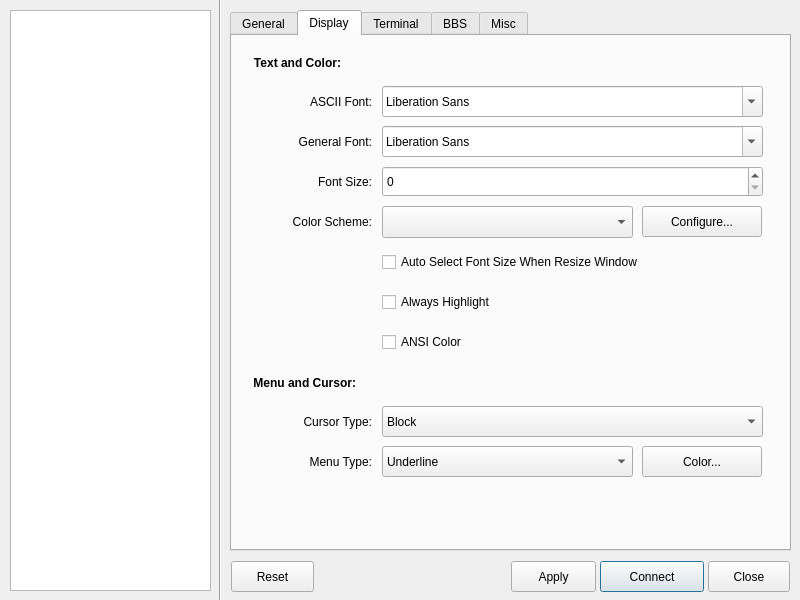
Before: the Qt Designer form src/ui/addrdialog.ui in adaptee/qterm-hack, drawn with Qt 5.
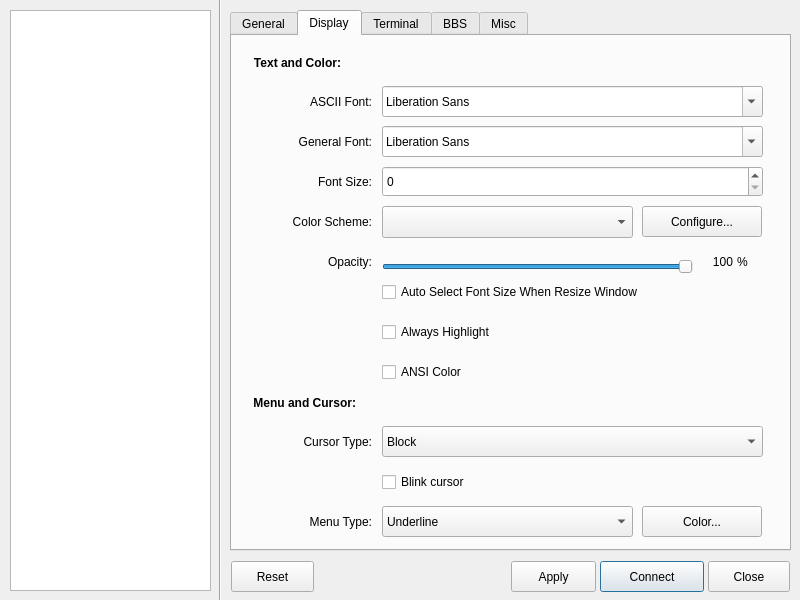
After: the same form once the commit is applied. The open tabs and pages were chosen to show the change.

Commit message: Add options to change the opacity and enable/disable blinking cursor

Diff of the .ui file:
```diff
--- a/src/ui/addrdialog.ui
+++ b/src/ui/addrdialog.ui
@@ -462,7 +462,7 @@
      <property name="geometry">
       <rect>
        <x>150</x>
-       <y>210</y>
+       <y>240</y>
        <width>371</width>
        <height>32</height>
       </rect>
@@ -481,7 +481,7 @@
      <property name="geometry">
       <rect>
        <x>150</x>
-       <y>290</y>
+       <y>320</y>
        <width>371</width>
        <height>32</height>
       </rect>
@@ -494,7 +494,7 @@
      <property name="geometry">
       <rect>
        <x>150</x>
-       <y>250</y>
+       <y>280</y>
        <width>371</width>
        <height>32</height>
       </rect>
@@ -507,7 +507,7 @@
      <property name="geometry">
       <rect>
        <x>0</x>
-       <y>370</y>
+       <y>390</y>
        <width>140</width>
        <height>32</height>
       </rect>
@@ -526,7 +526,7 @@
      <property name="geometry">
       <rect>
        <x>150</x>
-       <y>370</y>
+       <y>390</y>
        <width>381</width>
        <height>31</height>
       </rect>
@@ -551,7 +551,7 @@
      <property name="geometry">
       <rect>
        <x>0</x>
-       <y>410</y>
+       <y>470</y>
        <width>140</width>
        <height>32</height>
       </rect>
@@ -570,7 +570,7 @@
      <property name="geometry">
       <rect>
        <x>150</x>
-       <y>410</y>
+       <y>470</y>
        <width>251</width>
        <height>31</height>
       </rect>
@@ -595,7 +595,7 @@
      <property name="geometry">
       <rect>
        <x>410</x>
-       <y>410</y>
+       <y>470</y>
        <width>120</width>
        <height>31</height>
       </rect>
@@ -649,7 +649,7 @@
      <property name="geometry">
       <rect>
        <x>10</x>
-       <y>330</y>
+       <y>350</y>
        <width>521</width>
        <height>34</height>
       </rect>
@@ -824,6 +824,95 @@
       <string>Configure...</string>
      </property>
     </widget>
+    <widget class="QLabel" name="TextLabel3_23">
+     <property name="geometry">
+      <rect>
+       <x>0</x>
+       <y>210</y>
+       <width>140</width>
+       <height>32</height>
+      </rect>
+     </property>
+     <property name="text">
+      <string>Opacity:</string>
+     </property>
+     <property name="alignment">
+      <set>Qt::AlignRight|Qt::AlignTrailing|Qt::AlignVCenter</set>
+     </property>
+     <property name="buddy">
+      <cstring>schemeComboBox</cstring>
+     </property>
+    </widget>
+    <widget class="QSlider" name="opacityHorizontalSlider">
+     <property name="geometry">
+      <rect>
+       <x>150</x>
+       <y>215</y>
+       <width>311</width>
+       <height>32</height>
+      </rect>
+     </property>
+     <property name="maximum">
+      <number>100</number>
+     </property>
+     <property name="value">
+      <number>100</number>
+     </property>
+     <property name="orientation">
+      <enum>Qt::Horizontal</enum>
+     </property>
+    </widget>
+    <widget class="QLabel" name="TextLabel3_24">
+     <property name="geometry">
+      <rect>
+       <x>470</x>
+       <y>210</y>
+       <width>31</width>
+       <height>32</height>
+      </rect>
+     </property>
+     <property name="text">
+      <string>100</string>
+     </property>
+     <property name="alignment">
+      <set>Qt::AlignRight|Qt::AlignTrailing|Qt::AlignVCenter</set>
+     </property>
+     <property name="buddy">
+      <cstring>schemeComboBox</cstring>
+     </property>
+    </widget>
+    <widget class="QLabel" name="TextLabel3_25">
+     <property name="geometry">
+      <rect>
+       <x>500</x>
+       <y>210</y>
+       <width>21</width>
+       <height>32</height>
+      </rect>
+     </property>
+     <property name="text">
+      <string>%</string>
+     </property>
+     <property name="alignment">
+      <set>Qt::AlignCenter</set>
+     </property>
+     <property name="buddy">
+      <cstring>schemeComboBox</cstring>
+     </property>
+    </widget>
+    <widget class="QCheckBox" name="blinkCursorCheckBox">
+     <property name="geometry">
+      <rect>
+       <x>150</x>
+       <y>430</y>
+       <width>371</width>
+       <height>32</height>
+      </rect>
+     </property>
+     <property name="text">
+      <string>Blink cursor</string>
+     </property>
+    </widget>
    </widget>
    <widget class="QWidget" name="tab2">
     <attribute name="title">
```
Left out of the diff: 29 changed lines with no effect on the pictures. The commit also changes 6 other files.
